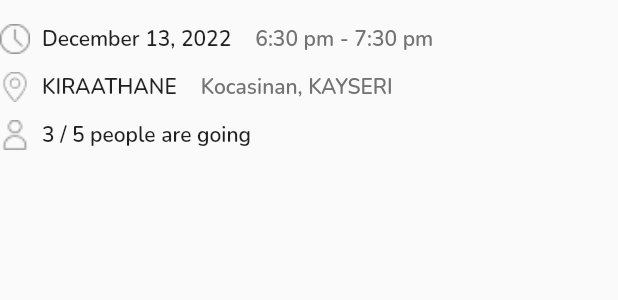
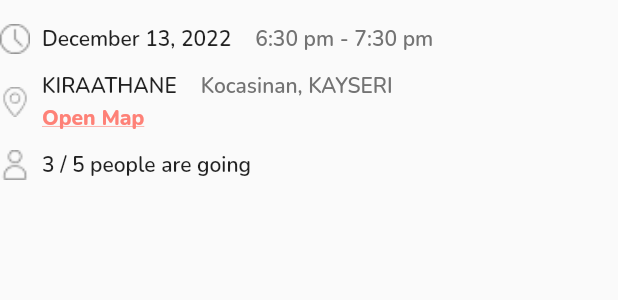
Before and after one commit to agu-meetup/mobile, a Flutter app: the DetailGeneralInfoView widget shown alone on an empty page, opened directly, on a phone screen of 412 x 824 dp. Shown: the top 300 px of the screen. Run offline on Flutter 3.47's test engine with Material 2 defaults, Android fonts, the phone set to English and light mode, and no system bars; our stand-ins replace carousel_slider, dotted_border, email_validator, geolocator, google_fonts, google_maps_flutter and 4 more; missing offline and left inert: control_style; accounts and stored records are empty.

Commit message:
Detail Page map integration was done

```diff
--- a/lib/presentations/detail/model_view/detail_model_view.dart
+++ b/lib/presentations/detail/model_view/detail_model_view.dart
@@ -1,8 +1,16 @@
+import 'dart:async';
+
 import 'package:agu_meetup_mobile/presentations/detail/model/detail_comment_model.dart';
-import 'package:carousel_slider/carousel_controller.dart';
+import 'package:agu_meetup_mobile/presentations/detail/view/detail_map_view.dart';
 import 'package:flutter/material.dart';
+import 'package:google_maps_flutter/google_maps_flutter.dart';
 
 class DetailModelView extends ChangeNotifier {
+  late BuildContext ctx;
+  void updateBuildContext(BuildContext context) {
+    ctx = context;
+  }
+
   /// Carousel Slider
   List<String> imagePaths = [
     'assets/test_image/test_detail_1.png',
@@ -32,7 +40,7 @@ class DetailModelView extends ChangeNotifier {
 
   /// Detail
   String detailTextInfo =
-      "Efsane batak etkinliği\n - Yenilen son 2 kişinin hesap ödeyeceği etkinliğimize herkesi bekleriz.";
+      "Efsane batak etkinliği\n - Yenilen son 2 kişisap ödeyeceği etkinliğimize herkesi bekleriz.";
 
   /// Comments
   List<DetailCommentModel> comments = [
@@ -81,4 +89,37 @@ class DetailModelView extends ChangeNotifier {
     commentController.text = "";
     notifyListeners();
   }
+
+  /// Map
+  Completer<GoogleMapController> mapController =
+      Completer<GoogleMapController>();
+  String eventAddress = "Erciyesevler, Güney Sk. 2-8, 38020 Kocasinan/Kayseri";
+  Map<MarkerId, Marker> markers = <MarkerId, Marker>{};
+
+  void openMapButton() {
+    setPlaceLocationToInitialLocation();
+    setPlaceMarker();
+    Navigator.push(ctx, MaterialPageRoute(builder: (_) => DetailMapView()));
+  }
+
+  late CameraPosition initialLocation = const CameraPosition(
+    target: LatLng(0, 0),
+    zoom: 14.4746,
+  );
+
+  void setPlaceLocationToInitialLocation() {
+    initialLocation = const CameraPosition(
+      target: LatLng(38.731639, 35.518228),
+      zoom: 14.4746,
+    );
+  }
+
+  void setPlaceMarker() {
+    MarkerId markerId = const MarkerId("marker1");
+    Marker marker = Marker(
+      markerId: markerId,
+      position: const LatLng(38.731639, 35.518228),
+    );
+    markers[markerId] = marker;
+  }
 }
--- a/lib/presentations/detail/view/detail_general_info_view.dart
+++ b/lib/presentations/detail/view/detail_general_info_view.dart
@@ -54,6 +54,11 @@ class DetailGeneralInfoView extends StatelessWidget {
                     fit: BoxFit.cover,
                   ),
                   const SizedBox(width: 8),
+                  Column(
+                    crossAxisAlignment: CrossAxisAlignment.start,
+                    children: [
+                      Row(
+                        children: [
                           Text(
                             mv.eventPlaceInfo,
                             style: const TextStyle(
@@ -67,6 +72,25 @@ class DetailGeneralInfoView extends StatelessWidget {
                               fontWeight: FontWeight.w600,
                               color: kDarkGray,
                             ),
+                          ),
+                        ],
+                      ),
+                      const SizedBox(height: 2),
+                      GestureDetector(
+                        onTap: () {
+                          mv.openMapButton();
+                        },
+                        child: Text(
+                          'Open Map',
+                          style: TextStyle(
+                            fontSize: 14,
+                            color: kBeige,
+                            fontWeight: FontWeight.w800,
+                            decoration: TextDecoration.underline,
+                          ),
+                        ),
+                      ),
+                    ],
                   ),
                 ],
               ),
--- a/lib/presentations/detail/view/detail_view.dart
+++ b/lib/presentations/detail/view/detail_view.dart
@@ -20,6 +20,7 @@ class DetailView extends StatelessWidget {
 
   @override
   Widget build(BuildContext context) {
+    context.read<DetailModelView>().updateBuildContext(context);
     return Scaffold(
       appBar: DetailAppBarView(),
       body: Padding(
```
Also changed, not shown: lib/presentations/detail/view/detail_map_view.dart (added, +79 -0 lines), lib/presentations/notification/view/notification_view.dart (+9 -1 lines), lib/presentations/search/view/search_view.dart (+1 -7 lines). Lines whose indentation alone changed are shown as unchanged.
